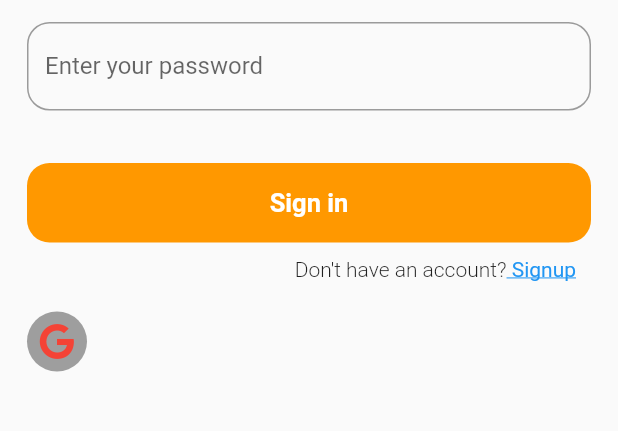
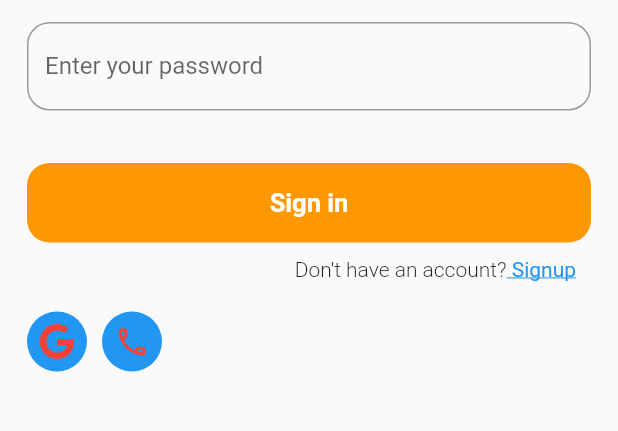
Before and after one commit to Sohag-84/flutter_firebase, a Flutter app: the screen it shows after launch, on a phone screen of 412 x 824 dp, the part 149-580 px from its top. Run offline on Flutter 3.47's test engine with Material 2 defaults, Android fonts, the phone set to English and light mode, and no system bars; our stand-ins replace firebase_auth, firebase_core, font_awesome_flutter, get, get_storage, google_sign_in; accounts and stored records are empty.

Commit message:
Google signin

```diff
--- a/lib/main.dart
+++ b/lib/main.dart
@@ -7,7 +7,7 @@ import 'package:get_storage/get_storage.dart';
 void main() async {
   WidgetsFlutterBinding.ensureInitialized();
   await Firebase.initializeApp();
-  await GetStorage.init();
+  //await GetStorage.init();
   runApp(const MyApp());
 }
 
--- a/lib/views/home_screen.dart
+++ b/lib/views/home_screen.dart
@@ -1,7 +1,9 @@
 // ignore_for_file: prefer_const_constructors
 
+import 'package:firebase_auth/firebase_auth.dart';
 import 'package:flutter/material.dart';
-import 'package:flutter_firebase/controller/auth_cntroller.dart';
+import 'package:flutter_firebase/routes/route.dart';
+import 'package:get/get.dart';
 
 class HomeScreen extends StatelessWidget {
   const HomeScreen({Key? key}) : super(key: key);
@@ -13,7 +15,7 @@ class HomeScreen extends StatelessWidget {
         child: ElevatedButton(
           child: Text("Log out"),
           onPressed: () {
-            AuthHelper.signOut();
+            Get.toNamed(signinScreen);
           },
         ),
       ),
--- a/lib/views/signin_screen.dart
+++ b/lib/views/signin_screen.dart
@@ -97,11 +97,15 @@ class SigninScreen extends StatelessWidget {
               SizedBox(height: 20),
               Row(
                 children: [
-                  Container(
+                  InkWell(
+                    onTap: () async {
+                      await AuthHelper.signInWithGoogle();
+                    },
+                    child: Container(
                       height: 40,
                       width: 40,
                       decoration: BoxDecoration(
-                      color: Colors.grey,
+                        color: Colors.blue,
                         borderRadius: BorderRadius.circular(180),
                       ),
                       child: Center(
@@ -110,7 +114,26 @@ class SigninScreen extends StatelessWidget {
                           color: Colors.red,
                         ),
                       ),
-                  )
+                    ),
+                  ),
+                  SizedBox(width: 10),
+                  InkWell(
+                    onTap: () {},
+                    child: Container(
+                      height: 40,
+                      width: 40,
+                      decoration: BoxDecoration(
+                        color: Colors.blue,
+                        borderRadius: BorderRadius.circular(180),
+                      ),
+                      child: Center(
+                        child: Icon(
+                          Icons.phone_outlined,
+                          color: Colors.red,
+                        ),
+                      ),
+                    ),
+                  ),
                 ],
               ),
             ],
--- a/lib/views/splash_screen.dart
+++ b/lib/views/splash_screen.dart
@@ -4,8 +4,6 @@ import 'dart:async';
 
 import 'package:flutter/material.dart';
 import 'package:flutter_firebase/routes/route.dart';
-import 'package:flutter_firebase/views/home_screen.dart';
-import 'package:flutter_firebase/views/signin_screen.dart';
 import 'package:get/get.dart';
 import 'package:get_storage/get_storage.dart';
 
```
Also changed, not shown: lib/controller/auth_cntroller.dart (+26 -1 lines), images/google.png (added), lib/views/phone_auth_screen.dart (added). Lines whose indentation alone changed are shown as unchanged.
